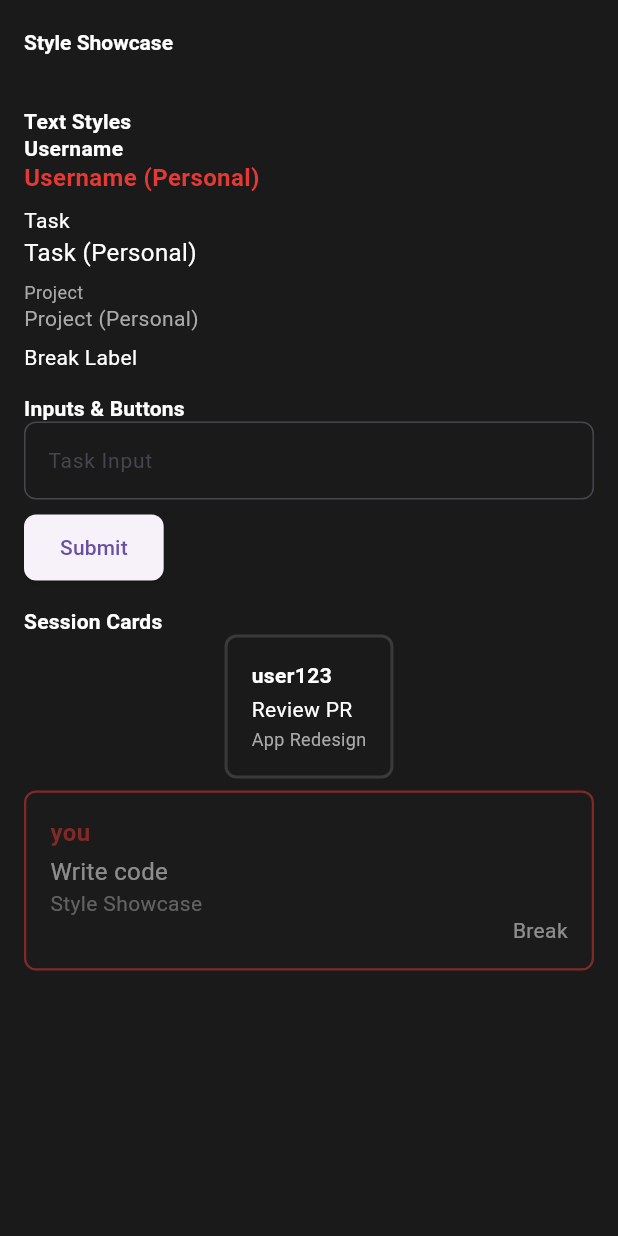
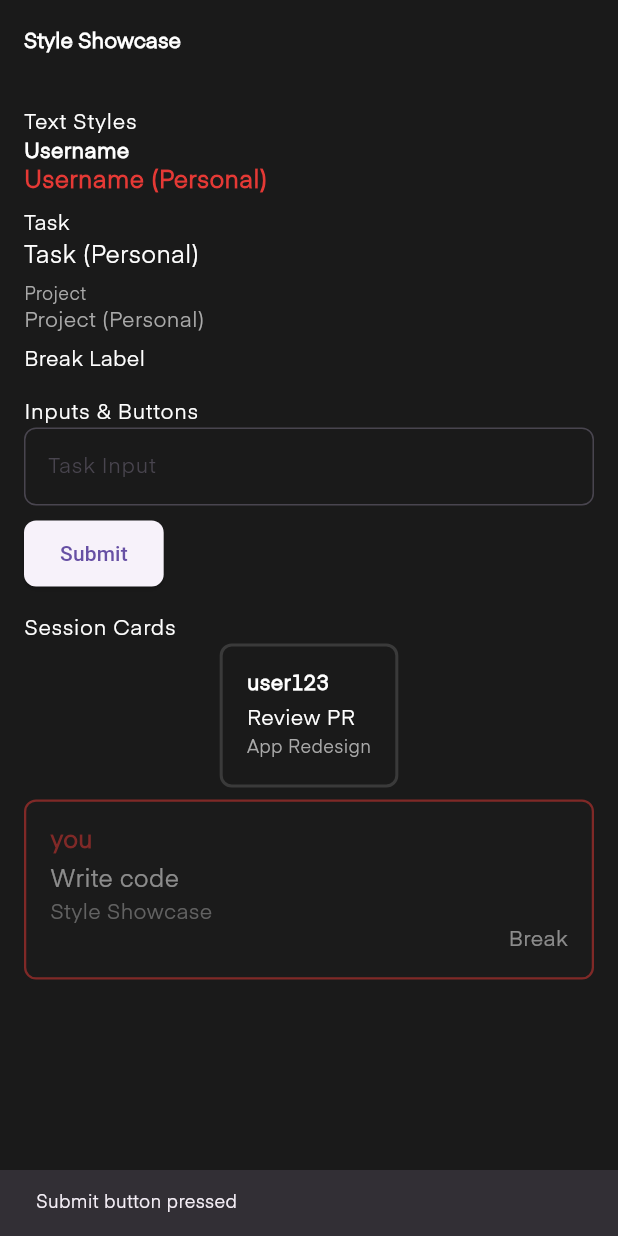
Before and after one commit to fyaishar/workvibe-final, a Flutter app: the screen it shows after launch, after a tap on "Submit", on a phone screen of 412 x 824 dp. Run offline on Flutter 3.47's test engine with Material 3 defaults, Android fonts, the phone set to English and light mode, and no system bars.

Commit message:
v1 showing off styles

```diff
--- a/lib/pages/start_page.dart
+++ b/lib/pages/start_page.dart
@@ -44,7 +44,7 @@ class SectionHeader extends StatelessWidget {
   Widget build(BuildContext context) {
     return Text(
       title,
-      style: Theme.of(context).textTheme.subtitle1,
+      style: Theme.of(context).textTheme.bodyLarge,
     );
   }
 }
@@ -85,7 +85,12 @@ class StyledControls extends StatelessWidget {
         ),
         const SizedBox(height: Spacing.cardMarginVertical),
         ElevatedButton(
-          onPressed: () {},
+          onPressed: () {
+            // Add proper handling
+            ScaffoldMessenger.of(context).showSnackBar(
+              const SnackBar(content: Text('Submit button pressed')),
+            );
+          },
           child: const Text('Submit'),
         ),
       ],
--- a/lib/theme/theme.dart
+++ b/lib/theme/theme.dart
@@ -11,9 +11,9 @@ class AppTheme {
       primaryColor: AppColors.accentActive,
       canvasColor: AppColors.appBackground,
       textTheme: TextTheme(
-        bodyText1: TextStyles.task,
-        bodyText2: TextStyles.project,
-        subtitle1: TextStyles.username,
+        bodyLarge: TextStyles.task,
+        bodyMedium: TextStyles.project,
+        bodySmall: TextStyles.username,
       ),
       inputDecorationTheme: InputDecorationTheme(
         filled: true,
```
Also changed, not shown: pubspec.yaml (+7 -2 lines).
